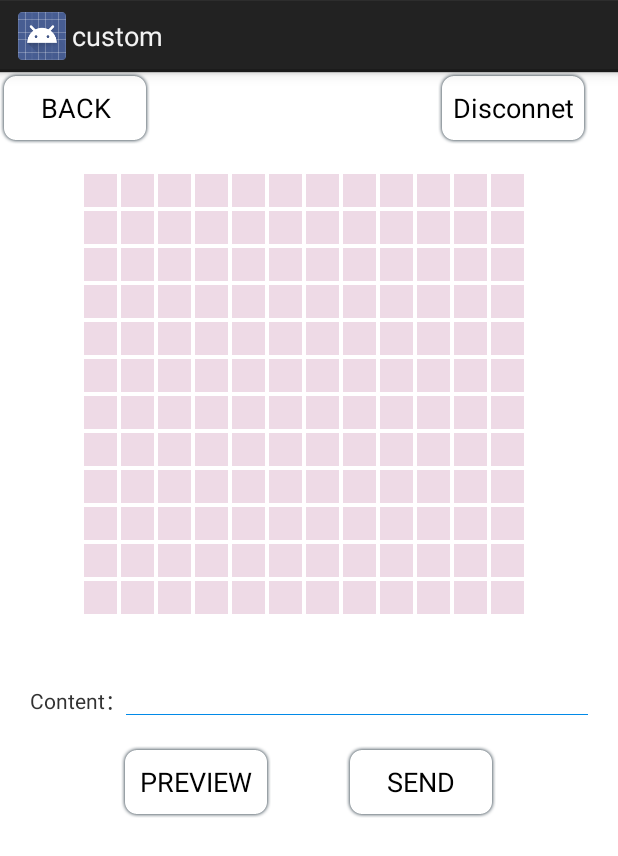
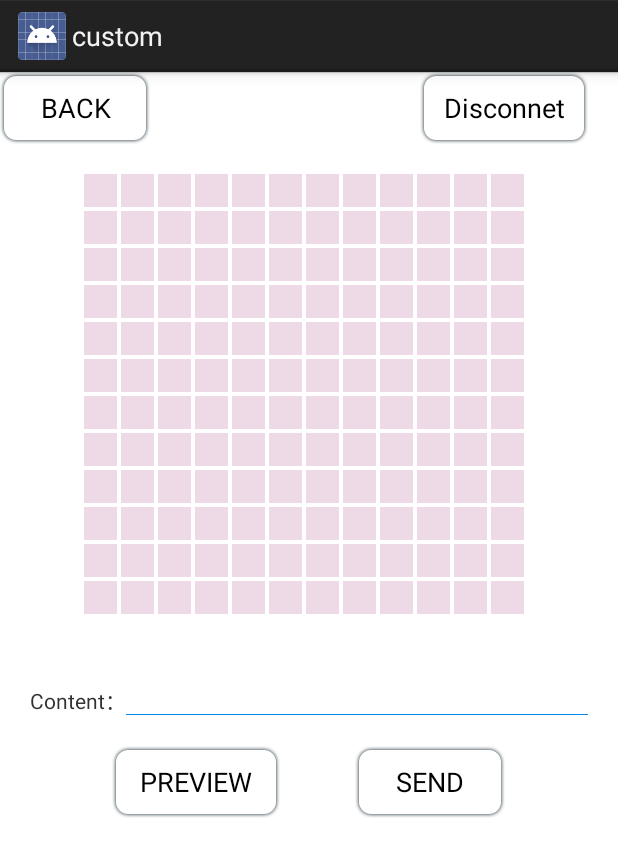
Before and after one commit to chzu131/BlueMatrix, an Android app: the CustomTextActivity screen opened directly, with no data from a screen before it, on a phone screen of 412 x 824 dp. Shown: the top 856 px of the screen. Run offline under Robolectric (Android 15) with nearby library versions, the light colour scheme and no system bars; 2 statements that could not run were skipped.

```diff
--- a/Chat/Chat/src/main/res/layout/custom_layout.xml
+++ b/Chat/Chat/src/main/res/layout/custom_layout.xml
@@ -17,11 +17,13 @@
 
         <Button
             android:id="@+id/disconnet_button"
-            android:layout_width="100dp"
+            android:layout_width="wrap_content"
             android:layout_height="wrap_content"
             android:background="@drawable/button_selector"
             android:layout_gravity="right"
-            android:text="Disconnet" />
+            android:text="Disconnet"
+            android:paddingLeft="5dp"
+            android:paddingRight="5dp"/>
     </FrameLayout>
 
     <FrameLayout
--- a/Chat/Chat/src/main/res/layout/custom_text_layout.xml
+++ b/Chat/Chat/src/main/res/layout/custom_text_layout.xml
@@ -18,11 +18,14 @@
 
         <Button
             android:id="@+id/disconnet_button"
-            android:layout_width="100dp"
+            android:layout_width="wrap_content"
             android:layout_height="wrap_content"
             android:background="@drawable/button_selector"
             android:layout_gravity="right"
-            android:text="Disconnet" />
+            android:text="Disconnet"
+            android:paddingLeft="5dp"
+            android:paddingRight="5dp"
+            />
 
     </FrameLayout>
 
@@ -62,11 +65,11 @@
                 android:layout_height="19dp"
                 android:textSize="18dp"
                 android:singleLine="true"
-                android:maxLength="20"
+                android:maxLength="22"
                 android:typeface="serif"
                 android:background="#ffffffff"
                 android:textColor="#ff000000"
-                android:digits="0123456789abcdefghijklmnopqrstuvwxyzABCDEFGHIJKLMNOPQRSTUVWXYZ"/>
+                android:digits=" 0123456789abcdefghijklmnopqrstuvwxyzABCDEFGHIJKLMNOPQRSTUVWXYZ"/>
             <View
                 android:layout_width="fill_parent"
                 android:layout_height="1px"
@@ -93,11 +96,13 @@
 
         <Button
             android:id="@+id/preview_button"
-            android:layout_width="100dp"
+            android:layout_width="wrap_content"
             android:layout_height="wrap_content"
             android:layout_marginRight="50dp"
             android:background="@drawable/button_selector"
             android:text="PREVIEW"
+            android:paddingLeft="5dp"
+            android:paddingRight="5dp"
             />
 
         <Button
```
Also changed, not shown: Chat/Chat/src/main/java/com/BlueMatrix/Activity/CustomTextActivity.java (+4 -28 lines), Chat/Chat/src/main/java/com/BlueMatrix/Activity/MainMenuActivity.java (+22 -26 lines), Chat/Chat/src/main/java/com/BlueMatrix/ble/BlueAction.java (+39 -1 lines), Chat/Chat/src/main/res/layout/main_menu_layout.xml (+7 -3 lines), Chat/Chat/src/main/res/menu/bletest.xml (deleted, +0 -9 lines).
